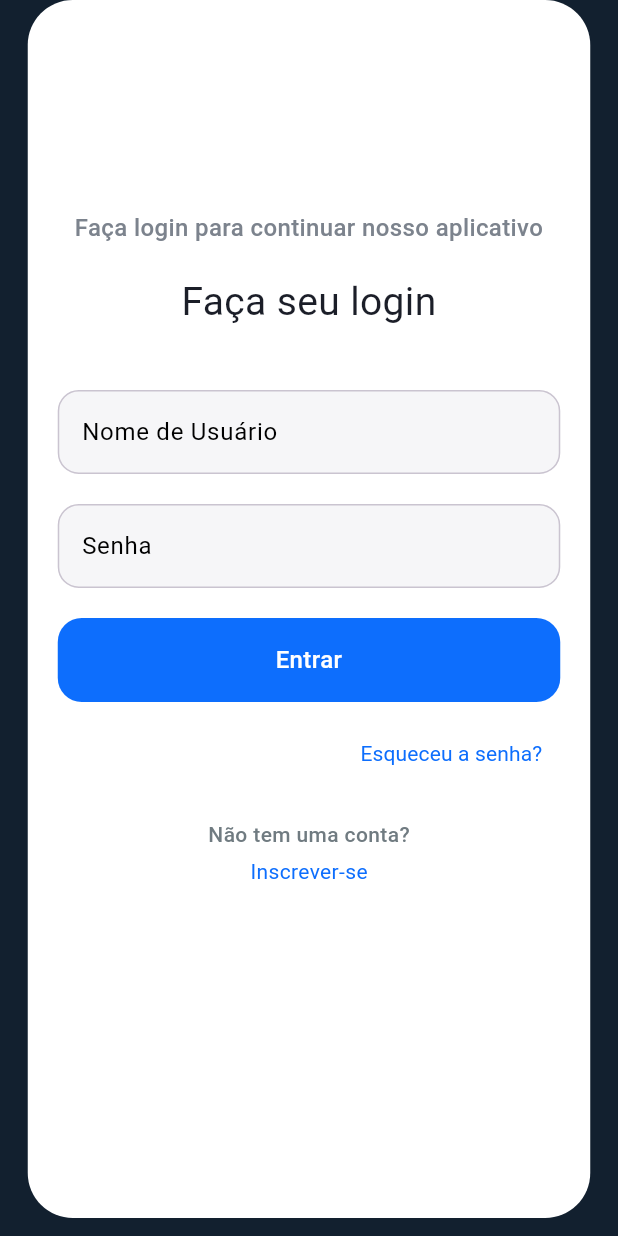
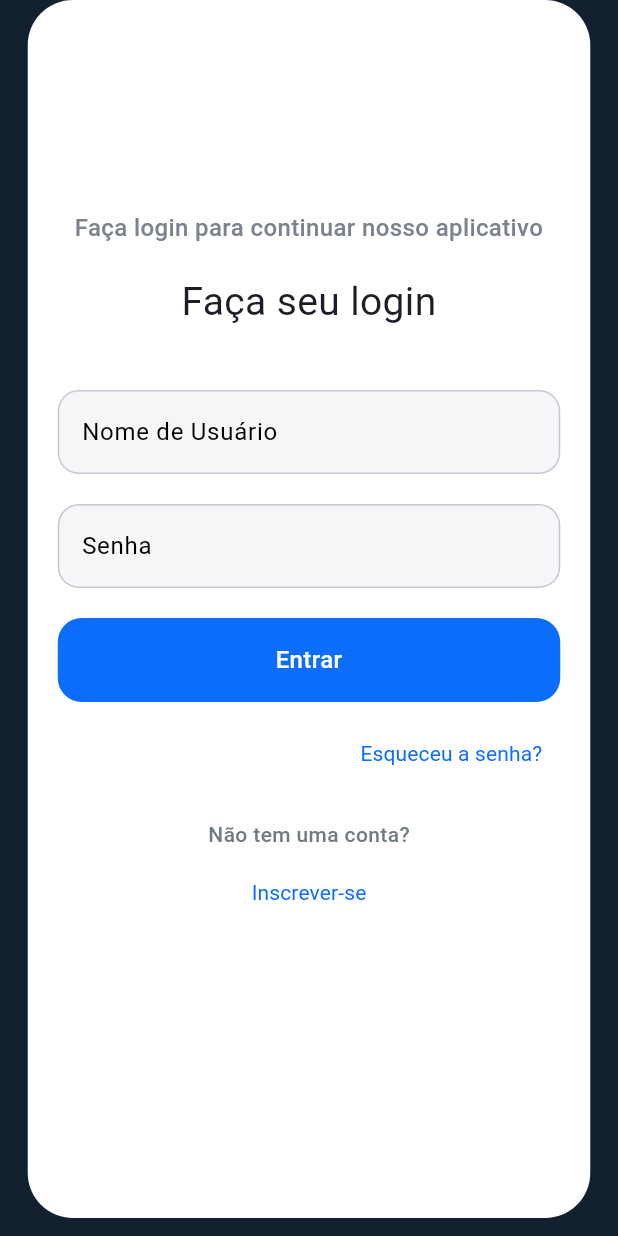
Before and after one commit to Paulorrss/paulomobile, a Flutter app: the screen it shows after launch, on a phone screen of 412 x 824 dp. Run offline on Flutter 3.47's test engine with Material 3 defaults, Android fonts, the phone set to English and light mode, and no system bars; Roboto replaces fonts that are missing (ABeeZee, Abhaya Libre Medium, Aclonica).

Commit message:
versão 4.1

```diff
--- a/lib/main.dart
+++ b/lib/main.dart
@@ -156,13 +156,18 @@ class Login extends StatelessWidget {
                         ),
                       ),
                       const SizedBox(height: 5),
-                      const Text(
+                      TextButton(
+                        onPressed: () {
+                          // Adicione aqui a ação que deve ocorrer ao pressionar o botão
+                        },
+                        child: const Text(
                           'Inscrever-se',
                           style: TextStyle(
                             color: Color(0xFF0D6EFD),
                             fontSize: 14,
                             fontFamily: 'Aclonica',
                             fontWeight: FontWeight.w400,
+                          ),
                         ),
                       ),
                     ],
```
Lines whose indentation alone changed are shown as unchanged.
